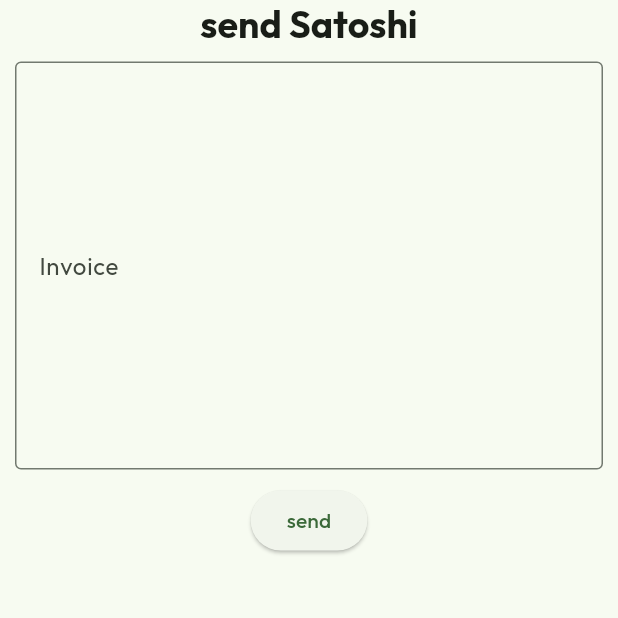
After one commit to b2cm/id_ideal_wallet, a Flutter app: the SendSatoshiScreen screen opened directly, on a phone screen of 412 x 824 dp, the top half of it. The commit adds this screen. Run offline on Flutter 3.47's test engine with Material 3 defaults, Android fonts, the phone set to English and light mode, and no system bars; our stand-ins replace action_slider, barcode_widget, card_swiper, flutter_secure_storage, local_auth, logger and 4 more; missing offline and left inert: app_settings, bech32, dart_multihash, dart_ssi, flutter_inappwebview, json_ld_processor and 10 more; accounts and stored records are empty; generated files the repository leaves out were written again; network calls fail; project files that could hold a hidden picture were left out; key blocks and very long unbroken strings in the code were emptied for the run.

Commit message:
textfield for invoice when receiving satoshi; version number

```diff
--- a/lib/constants/server_address.dart
+++ b/lib/constants/server_address.dart
@@ -15,7 +15,7 @@ var applicationEndpoint =
     'https://hidy.app/walletcontext/apps?plattform=${Platform.isIOS ? '1' : '2'}';
 var stylingEndpoint = 'https://hidy.app/walletcontext/layouts';
 var termsVersionEndpoint = 'https://hidy.app/walletcontext/terms';
-String versionNumber = '2.4.6';
+String versionNumber = '2.4.7';
 String baseUrl = 'https://hidy.app';
 bool testBuild = false;
 
--- a/lib/functions/payment_utils.dart
+++ b/lib/functions/payment_utils.dart
@@ -131,6 +131,7 @@ Future<Invoice> decodeInvoice(String inKey, String invoice,
   } else if (res.statusCode == 400) {
     Map<String, dynamic> answer = jsonDecode(res.body);
     logger.d(answer['detail'] ?? answer['message']);
+    showErrorMessage('Invoice ungültig');
     throw Exception(answer['detail']);
   } else {
     logger.d('Something went wrong : ${res.statusCode}; ${res.body}');
--- a/lib/views/presentation_request.dart
+++ b/lib/views/presentation_request.dart
@@ -142,9 +142,9 @@ class PresentationRequestDialogState extends State<PresentationRequestDialog> {
 
     if (widget.askForBackground) {
       childList.add(CheckboxListTile(
-          title: const Text('Hintergrundabfragen'),
-          subtitle: Text(
-              'Hiermit erlaube ich ${widget.otherEndpoint}, diese Credentials zukünftig ohne meine explizite Zustimmung abzufragen'),
+          title: Text(AppLocalizations.of(context)!.backgroundPresentation),
+          subtitle: Text(AppLocalizations.of(context)!
+              .backgroundPresentationNote(widget.otherEndpoint)),
           value: backgroundAllow,
           onChanged: (newValue) {
             if (newValue != null) {
--- /dev/null
+++ b/lib/views/send_satoshi_screen.dart
@@ -0,0 +1,60 @@
+import 'package:flutter/material.dart';
+import 'package:flutter_gen/gen_l10n/app_localizations.dart';
+import 'package:id_ideal_wallet/functions/payment_utils.dart';
+import 'package:id_ideal_wallet/provider/navigation_provider.dart';
+import 'package:provider/provider.dart';
+
+class SendSatoshiScreen extends StatefulWidget {
+  const SendSatoshiScreen({super.key});
+
+  @override
+  SendSatoshiScreenState createState() => SendSatoshiScreenState();
+}
+
+class SendSatoshiScreenState extends State<SendSatoshiScreen> {
+  var controller = TextEditingController();
+
+  @override
+  Widget build(BuildContext context) {
+    return Scaffold(
+      body: SafeArea(
+        child: Column(
+          children: [
+            Text(
+              AppLocalizations.of(context)!.sendSatoshi,
+              style: Theme.of(context).primaryTextTheme.headlineLarge,
+            ),
+            const SizedBox(
+              height: 10,
+            ),
+            Padding(
+              padding: const EdgeInsets.symmetric(horizontal: 10),
+              child: TextField(
+                controller: controller,
+                decoration: const InputDecoration(
+                  border: OutlineInputBorder(),
+                  labelText: 'Invoice',
+                ),
+                maxLines: 10,
+              ),
+            ),
+            const SizedBox(
+              height: 10,
+            ),
+            ElevatedButton(
+                onPressed: () {
+                  if (controller.text.isNotEmpty) {
+                    Provider.of<NavigationProvider>(context, listen: false)
+                        .goBack();
+                    payInvoiceInteraction(controller.text,
+                        isMainnet:
+                            controller.text.toLowerCase().startsWith('lnbc'));
+                  }
+                },
+                child: Text(AppLocalizations.of(context)!.send))
+          ],
+        ),
+      ),
+    );
+  }
+}
--- a/pubspec.yaml
+++ b/pubspec.yaml
@@ -15,7 +15,7 @@ publish_to: "none" # Remove this line if you wish to publish to pub.dev
 # In iOS, build-name is used as CFBundleShortVersionString while build-number used as CFBundleVersion.
 # Read more about iOS versioning at
 # https://developer.apple.com/library/archive/documentation/General/Reference/InfoPlistKeyReference/Articles/CoreFoundationKeys.html
-version: 2.4.6+33
+version: 2.4.7+34
 
 environment:
   sdk: ">=3.0.0 <4.0.0"
```
Also changed, not shown: lib/basicUi/standard/top_up.dart (+74 -35 lines), lib/l10n/app_de.arb (+11 -1 lines), lib/l10n/app_en.arb (+11 -1 lines), lib/main.dart (+9 -3 lines), lib/views/payment_card_overview.dart (+3 -70 lines), lib/views/swiper_view.dart (+4 -5 lines).
